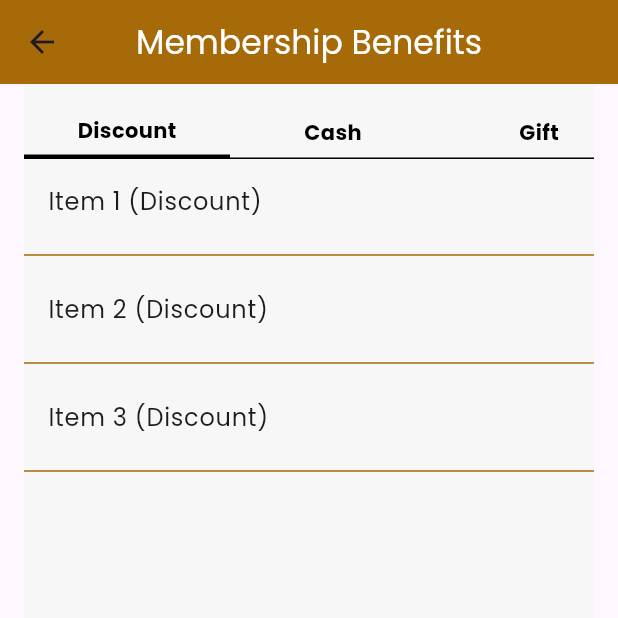
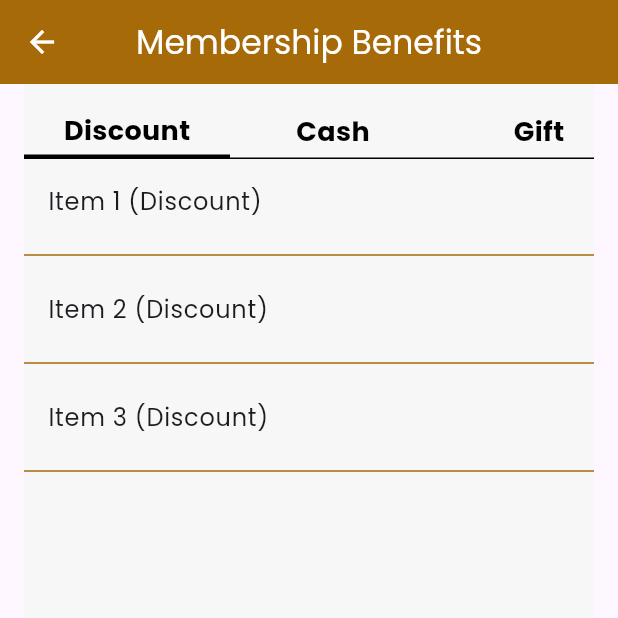
Before and after one commit to chantip-pi/hotel-membership, a Flutter app: the screen it shows after launch, after a tap on "BENEFITS", on a phone screen of 412 x 824 dp, the top half of it. Run offline on Flutter 3.47's test engine with Material 3 defaults, Android fonts, the phone set to English and light mode, and no system bars; our stand-ins replace cloud_firestore, firebase_auth, firebase_core, flutter_svg, google_fonts; accounts and stored records are empty; project files that could hold a hidden picture were left out.

Commit message:
use svg assets and connect the pages

```diff
--- a/lib/main.dart
+++ b/lib/main.dart
@@ -7,7 +7,7 @@ import 'package:google_fonts/google_fonts.dart';
 import 'package:project/views/sign_up.dart';
 import 'package:firebase_core/firebase_core.dart';
 import 'package:project/firebase_options.dart';
-
+import 'package:project/theme.dart';
 
 void main() {
   WidgetsFlutterBinding.ensureInitialized();
@@ -31,16 +31,22 @@ class MyApp extends StatelessWidget {
         theme: ThemeData(
           textTheme: GoogleFonts.poppinsTextTheme(),
           useMaterial3: true,
+          bottomNavigationBarTheme: BottomNavigationBarThemeData(
+            backgroundColor: Colors.black,
+            selectedItemColor: AppTheme.primaryColor,
+            unselectedItemColor: Colors.white,
+          ),
         ),
-        initialRoute: '/home-page',
+        initialRoute: '/nav-bar',
         routes: {
+          '/nav-bar':(context) => BottomNavBar(),
           '/sign-in': (context) => SignInPage(),
           '/sign-up': (context) => SignUpPage(),
           '/home-page': (context) => HomePage(),
           '/benefits': (context) => Benefits(),
           '/profile': (context) => Profile(),
-          }
-          );
+        }
+    );
   }
 }
 
@@ -52,7 +58,7 @@ class BottomNavBar extends StatefulWidget {
 }
 
 class _BottomNavBarState extends State<BottomNavBar> {
-  int _selectedIndex = 0;
+  int _selectedIndex = 1;
 
   void _onItemTapped(int index) {
     setState(() {
--- a/lib/views/benefits.dart
+++ b/lib/views/benefits.dart
@@ -23,6 +23,9 @@ class _BenefitsState extends State<Benefits> {
           ),
         ),
         centerTitle: true,
+        iconTheme: IconThemeData(
+          color: Colors.white,
+        ),
         backgroundColor: AppTheme.primaryColor,
       ),
       body: Padding(
@@ -74,6 +77,7 @@ class _BenefitsState extends State<Benefits> {
                   style: TextStyle(
                     color: Colors.black,
                     fontWeight: FontWeight.bold,
+                    fontSize: 18,
                   ),
                 ),
               ),
--- a/lib/views/home_page.dart
+++ b/lib/views/home_page.dart
@@ -1,5 +1,6 @@
 import 'package:flutter/material.dart';
 import 'package:project/theme.dart';
+import 'package:flutter_svg/flutter_svg.dart';
 
 class HomePage extends StatelessWidget {
   const HomePage({Key? key});
@@ -27,9 +28,13 @@ class HomePage extends StatelessWidget {
           child: Column(
             crossAxisAlignment: CrossAxisAlignment.center,
             children: <Widget>[
+              Stack(
+                children: <Widget>[
                   Column(
                     children: <Widget>[
                       Padding(padding: EdgeInsets.only(top : 30)),
+                      Stack(
+                        children: <Widget>[
                           Container(
                             alignment: Alignment.bottomCenter,
                             decoration: BoxDecoration(
@@ -44,6 +49,8 @@ class HomePage extends StatelessWidget {
                                 color: AppTheme.primaryColor,
                               ),
                             ),
+                          ),
+                        ],
                       ),
                       Container(
                         height: 280,
@@ -68,6 +75,7 @@ class HomePage extends StatelessWidget {
                                       style: TextStyle(
                                         color: Colors.white,
                                         fontWeight: FontWeight.bold,
+                                        fontSize: 20,
                                       ),
                                     ),
                                   ),
@@ -81,6 +89,7 @@ class HomePage extends StatelessWidget {
                                       style: TextStyle(
                                         color: Colors.white,
                                         fontWeight: FontWeight.bold,
+                                        fontSize: 20,
                                       ),
                                     ),
                                   ),
@@ -92,7 +101,7 @@ class HomePage extends StatelessWidget {
                                 Align(
                                   alignment: Alignment.bottomLeft,
                                   child: Padding(
-                                padding: const EdgeInsets.fromLTRB(16, 0, 0, 25),
+                                    padding: const EdgeInsets.fromLTRB(16, 0, 0, 40),
                                     child: Text(
                                       'User ID',
                                       style: TextStyle(
@@ -104,7 +113,7 @@ class HomePage extends StatelessWidget {
                                 Align(
                                   alignment: Alignment.bottomLeft,
                                   child: Padding(
-                                padding: const EdgeInsets.fromLTRB(16, 0, 0, 8),
+                                    padding: const EdgeInsets.fromLTRB(16, 0, 0, 20),
                                     child: Text(
                                       'User Name',
                                       style: TextStyle(
@@ -120,23 +129,29 @@ class HomePage extends StatelessWidget {
                       )
                     ],
                   ),
+                  Padding(
+                    padding: EdgeInsets.fromLTRB(180, 30, 0, 0),
+                    child: SvgPicture.asset(
+                      'assets/icons/LOGO.svg',
+                      height: 35,
+                    ),
+                  ),
+                ],
+              ),
               Padding(padding: EdgeInsets.all(15)),
               GestureDetector(
-                child: Container(
+                child: Stack(
+                  children: <Widget>[
+                    Container(
                       padding: EdgeInsets.only(bottom: 10),
                       decoration: BoxDecoration(
                         borderRadius: BorderRadius.circular(10),
                         color: Color.fromRGBO(215, 191, 152, 1),
-                    image: DecorationImage(
-                      image: AssetImage('assets/images/ticket.png'),
-                      fit: BoxFit.cover,
-                      alignment: Alignment.topCenter,
-                    ),
                       ),
                       height: 170,
                       width: double.infinity,
-                  child : Align(
-                    alignment: Alignment.bottomCenter,
+                      child : Padding(
+                        padding: EdgeInsets.fromLTRB(120, 120, 0, 0),
                           child: Text(
                             'MY VOUCHERS',
                             style: TextStyle(
@@ -145,27 +160,34 @@ class HomePage extends StatelessWidget {
                         ),
                       ),
                     ),
+                    Padding(padding: EdgeInsets.only(top: 50)),
+                    Padding(
+                      padding: EdgeInsets.fromLTRB(125, 20, 0, 0),
+                      child: SvgPicture.asset(
+                        'assets/icons/Ticket_use_light.svg',
+                        height: 100,
+                      ),
+                    ),
+                  ],
+                )
               ),
               Padding(padding: EdgeInsets.all(10)),
               Row(
                 mainAxisAlignment: MainAxisAlignment.center,
                 children: <Widget>[
                   GestureDetector(
-                    child: Container(
+                    child: Stack(
+                      children: <Widget>[
+                        Container(
                           padding: EdgeInsets.only(bottom: 10),
                           decoration: BoxDecoration(
                             borderRadius: BorderRadius.circular(10),
                             color: Color.fromRGBO(215, 191, 152, 1),
-                        image: DecorationImage(
-                          image: AssetImage('assets/images/qrcode.png'),
-                          fit: BoxFit.cover,
-                          alignment: Alignment.topCenter,
-                        ),
                           ),
                           height: 170,
                           width: 190,
-                      child : Align(
-                        alignment: Alignment.bottomCenter,
+                          child : Padding(
+                            padding: EdgeInsets.fromLTRB(30, 120, 0, 0),
                             child: Text(
                               'EARN POINTS',
                               style: TextStyle(
@@ -174,25 +196,33 @@ class HomePage extends StatelessWidget {
                             ),
                           ),
                         ),
+                        Padding(
+                          padding: EdgeInsets.fromLTRB(60, 40, 0, 0),
+                          child: SvgPicture.asset(
+                            'assets/icons/qr.svg',
+                            height: 70,
+                          ),
+                        ),
+                      ],
+                    )
                   ),
                   Padding(padding: EdgeInsets.symmetric(horizontal: 10)),
                   GestureDetector(
-                    onTap: () => Navigator.pushNamed(context, '/benefits'),
-                    child: Container(
+                    onTap: () => {
+                      Navigator.pushNamed(context, '/benefits'),
+                    },
+                    child: Stack(
+                      children: <Widget>[
+                        Container(
                           padding: EdgeInsets.only(bottom: 10),
                           decoration: BoxDecoration(
                             borderRadius: BorderRadius.circular(10),
                             color: Color.fromRGBO(215, 191, 152, 1),
-                        image: DecorationImage(
-                          image: AssetImage('assets/images/benefit.png'),
-                          fit: BoxFit.cover,
-                          alignment: Alignment.topCenter,
-                        ),
                           ),
                           height: 170,
                           width: 190,
-                      child : Align(
-                        alignment: Alignment.bottomCenter,
+                          child : Padding(
+                            padding: EdgeInsets.fromLTRB(50, 120, 0, 0),
                             child: Text(
                               'BENEFITS',
                               style: TextStyle(
@@ -201,6 +231,15 @@ class HomePage extends StatelessWidget {
                             ),
                           ),
                         ),
+                        Padding(
+                          padding: EdgeInsets.fromLTRB(60, 45, 0, 0),
+                          child: SvgPicture.asset(
+                            'assets/icons/benefit.svg',
+                            height: 60,
+                          ),
+                        ),
+                      ],
+                    )
                   ),
                 ],
               ),
--- a/lib/views/profile.dart
+++ b/lib/views/profile.dart
@@ -10,15 +10,7 @@ class Profile extends StatelessWidget {
       color: AppTheme.backgroundColor,
       child: Scaffold(
         appBar: AppBar(
-          leading: IconButton(
-            icon: Icon(
-              Icons.arrow_back,
-              color: Colors.white,
-            ),
-            onPressed: () {
-              Navigator.pop(context);
-            },
-          ),
+        automaticallyImplyLeading: true,
           title: Text(
             'Profile',
             style: TextStyle(
@@ -26,6 +18,9 @@ class Profile extends StatelessWidget {
             ),
           ),
           centerTitle: true,
+            iconTheme: IconThemeData(
+            color: Colors.white,
+          ),
           backgroundColor: AppTheme.primaryColor,
         ),
         body: Stack(
```
Also changed, not shown: pubspec.yaml (+5 -3 lines), assets/icons/qr.svg, assets/images/benefit.png (deleted), assets/images/qrcode.png (deleted), assets/images/ticket.png (deleted), pubspec.lock. Lines whose indentation alone changed are shown as unchanged.
